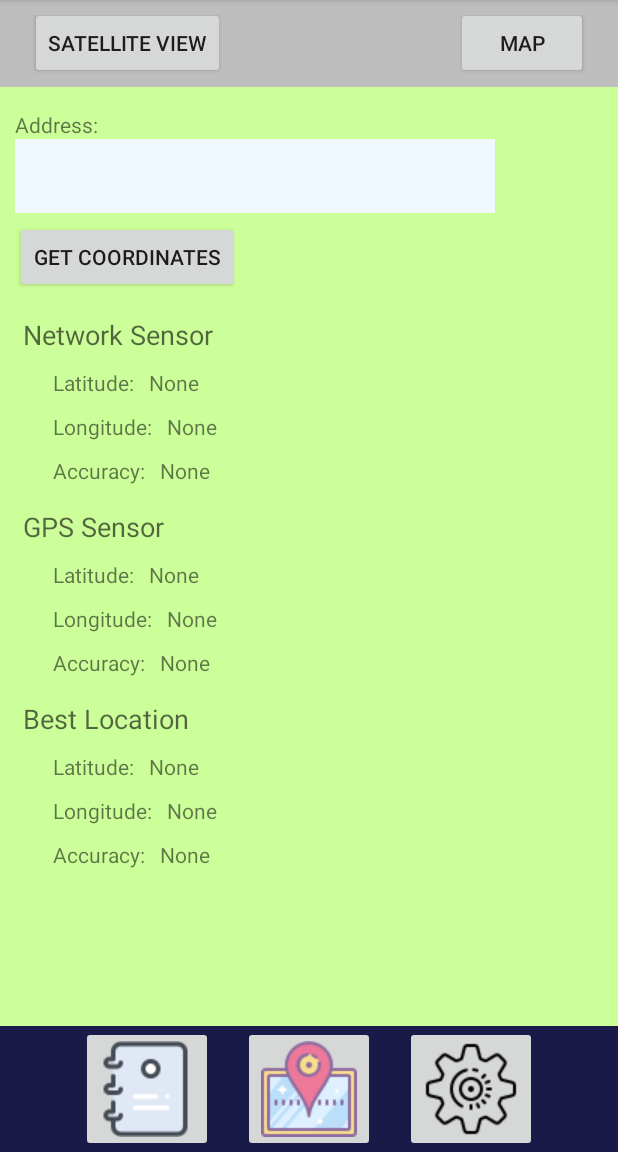
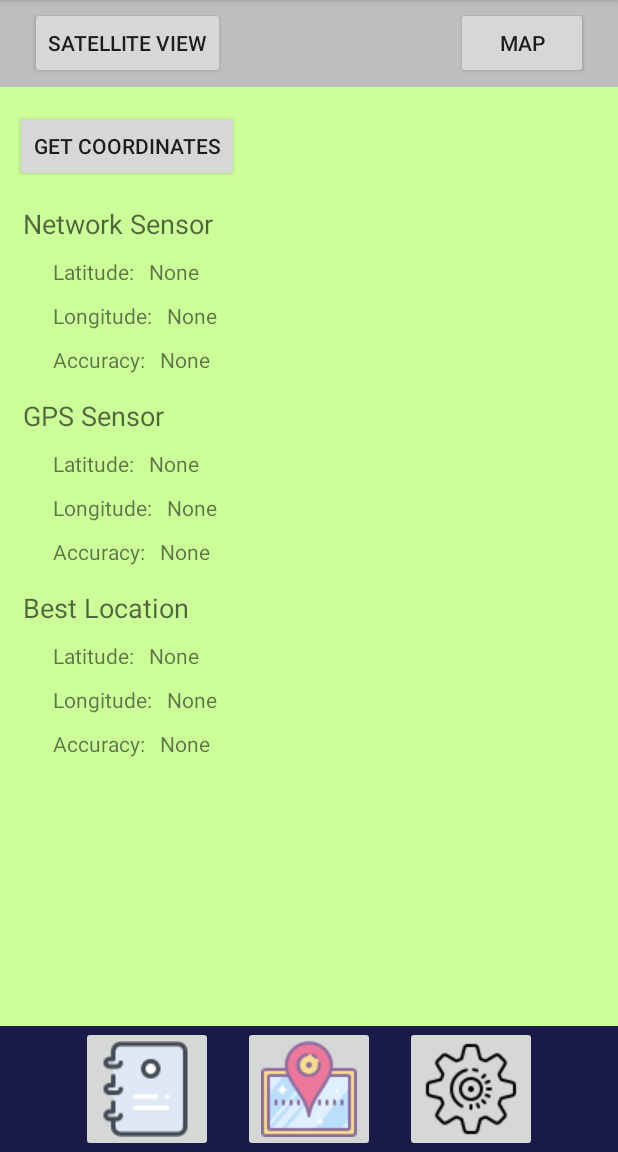
Before and after one commit to pkim17/MyContactList, an Android app: the ContactCoordinateActivity screen opened directly, with no data from a screen before it, on a phone screen of 412 x 824 dp, the part 84-1236 px from its top. Run offline under Robolectric (Android 15) with nearby library versions, the phone set to English and light mode, and no system bars.

Commit message:
Removed Address box on CoordinateActivity

```diff
--- a/app/src/main/java/com/example/mycontactlist/ContactMapActivity.java
+++ b/app/src/main/java/com/example/mycontactlist/ContactMapActivity.java
@@ -323,7 +323,7 @@ public class ContactMapActivity extends AppCompatActivity
                 }
             });
 
-            gMap.animateCamera(CameraUpdateFactory.newLatLngBounds(builder.build(), measuredWidth, measuredHeight, 450));
+            gMap.animateCamera(CameraUpdateFactory.newLatLngBounds(builder.build(), measuredWidth, measuredHeight, 250));
         }
         else {
             if (currentContact != null) {
--- a/app/src/main/res/layout/view_lat_lng_acc.xml
+++ b/app/src/main/res/layout/view_lat_lng_acc.xml
@@ -102,8 +102,73 @@
             android:layout_width="match_parent"
             android:layout_height="wrap_content">
 
-            <TextView
-                android:id="@+id/textAddress"
+<!--            <TextView-->
+<!--                android:id="@+id/textAddress"-->
+<!--                android:layout_width="wrap_content"-->
+<!--                android:layout_height="wrap_content"-->
+<!--                android:layout_alignParentStart="true"-->
+<!--                android:layout_alignParentLeft="true"-->
+<!--                android:layout_marginStart="10dp"-->
+<!--                android:layout_marginLeft="10dp"-->
+<!--                android:layout_marginTop="15dp"-->
+<!--                android:text="@string/textAddress" />-->
+
+<!--            <EditText-->
+<!--                android:id="@+id/editAddress1"-->
+<!--                android:layout_width="wrap_content"-->
+<!--                android:layout_height="wrap_content"-->
+<!--                android:layout_below="@id/textAddress"-->
+<!--                android:layout_alignParentStart="true"-->
+<!--                android:layout_alignParentLeft="true"-->
+<!--                android:layout_marginStart="10dp"-->
+<!--                android:layout_marginLeft="10dp"-->
+<!--                android:background="@color/exercise_background_color"-->
+<!--                android:ems="15"-->
+<!--                android:imeOptions="actionNext"-->
+<!--                android:inputType="textCapWords"-->
+<!--                 />-->
+
+<!--            <EditText-->
+<!--                android:id="@+id/editCity1"-->
+<!--                android:layout_width="wrap_content"-->
+<!--                android:layout_height="wrap_content"-->
+<!--                android:layout_below="@id/editAddress1"-->
+<!--                android:layout_alignParentStart="true"-->
+<!--                android:layout_alignParentLeft="true"-->
+<!--                android:layout_marginStart="10dp"-->
+<!--                android:layout_marginLeft="10dp"-->
+<!--                android:background="@color/exercise_background_color"-->
+<!--                android:ems="8"-->
+<!--                android:imeOptions="actionNext"-->
+<!--                android:inputType="textCapWords"-->
+<!--                android:nextFocusDown="@+id/editState1" />-->
+
+<!--            <EditText-->
+<!--                android:id="@+id/editState1"-->
+<!--                android:layout_width="wrap_content"-->
+<!--                android:layout_height="wrap_content"-->
+<!--                android:layout_alignBottom="@id/editCity1"-->
+<!--                android:layout_toEndOf="@id/editCity1"-->
+<!--                android:layout_toRightOf="@id/editCity1"-->
+<!--                android:background="@color/exercise_background_color"-->
+<!--                android:ems="2"-->
+<!--                android:imeOptions="actionNext"-->
+<!--                android:inputType="textCapCharacters"-->
+<!--                android:maxLength="2"-->
+<!--                android:nextFocusDown="@+id/editZipcode1" />-->
+
+<!--            <EditText-->
+<!--                android:id="@+id/editZipcode1"-->
+<!--                android:layout_width="wrap_content"-->
+<!--                android:layout_height="wrap_content"-->
+<!--                android:layout_alignBottom="@id/editState1"-->
+<!--                android:layout_toRightOf="@id/editState1"-->
+<!--                android:background="@color/exercise_background_color"-->
+<!--                android:ems="5"-->
+<!--                android:inputType="numberSigned"-->
+<!--                android:maxLength="5" />-->
+            <Button
+                android:id="@+id/buttonCoords"
                 android:layout_width="wrap_content"
                 android:layout_height="wrap_content"
                 android:layout_alignParentStart="true"
@@ -111,69 +176,6 @@
                 android:layout_marginStart="10dp"
                 android:layout_marginLeft="10dp"
                 android:layout_marginTop="15dp"
-                android:text="@string/textAddress" />
-
-            <EditText
-                android:id="@+id/editAddress1"
-                android:layout_width="wrap_content"
-                android:layout_height="wrap_content"
-                android:layout_below="@id/textAddress"
-                android:layout_alignParentStart="true"
-                android:layout_alignParentLeft="true"
-                android:layout_marginStart="10dp"
-                android:layout_marginLeft="10dp"
-                android:background="@color/exercise_background_color"
-                android:ems="15"
-                android:imeOptions="actionNext"
-                android:inputType="textCapWords"
-                 />
-
-            <EditText
-                android:id="@+id/editCity1"
-                android:layout_width="wrap_content"
-                android:layout_height="wrap_content"
-                android:layout_below="@id/editAddress1"
-                android:layout_alignParentStart="true"
-                android:layout_alignParentLeft="true"
-                android:layout_marginStart="10dp"
-                android:layout_marginLeft="10dp"
-                android:background="@color/exercise_background_color"
-                android:ems="8"
-                android:imeOptions="actionNext"
-                android:inputType="textCapWords"
-                android:nextFocusDown="@+id/editState1" />
-
-            <EditText
-                android:id="@+id/editState1"
-                android:layout_width="wrap_content"
-                android:layout_height="wrap_content"
-                android:layout_alignBottom="@id/editCity1"
-                android:layout_toEndOf="@id/editCity1"
-                android:layout_toRightOf="@id/editCity1"
-                android:background="@color/exercise_background_color"
-                android:ems="2"
-                android:imeOptions="actionNext"
-                android:inputType="textCapCharacters"
-                android:maxLength="2"
-                android:nextFocusDown="@+id/editZipcode1" />
-
-            <EditText
-                android:id="@+id/editZipcode1"
-                android:layout_width="wrap_content"
-                android:layout_height="wrap_content"
-                android:layout_alignBottom="@id/editState1"
-                android:layout_toRightOf="@id/editState1"
-                android:background="@color/exercise_background_color"
-                android:ems="5"
-                android:inputType="numberSigned"
-                android:maxLength="5" />
-            <Button
-                android:id="@+id/buttonCoords"
-                android:layout_width="wrap_content"
-                android:layout_height="wrap_content"
-                android:layout_below="@id/editCity1"
-                android:layout_marginLeft="10dp"
-                android:layout_marginTop="5dp"
                 android:text="Get Coordinates" />
 
             <!--    Network Sensor-->
```
